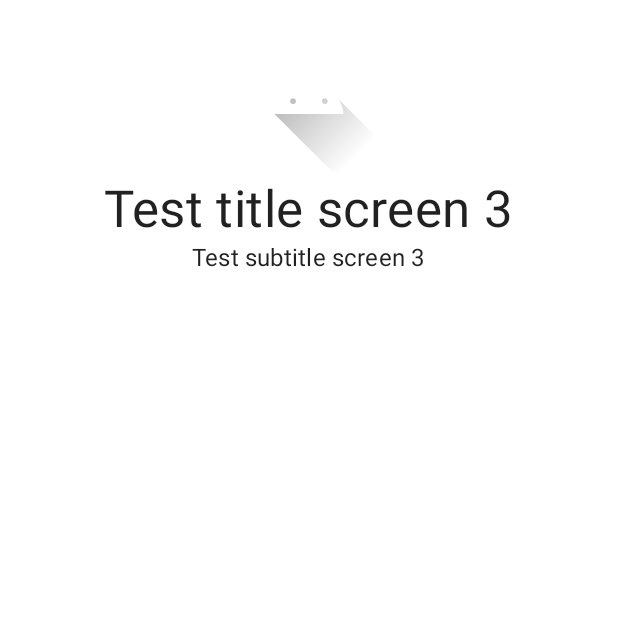
After one commit to Damercy/ComposeMeUp, an Android app built with Jetpack Compose: the composable Onboarding called with empty values, on a phone screen of 412 x 824 dp, the top half of it. The commit adds this screen. Run offline under Robolectric (Android 15) with nearby library versions, the phone set to English and light mode, and no system bars.

Commit message:
Add onboarding ui & model

```diff
--- a/app/src/main/java/dev/dayaonweb/composemeup/MainActivity.kt
+++ b/app/src/main/java/dev/dayaonweb/composemeup/MainActivity.kt
@@ -43,7 +43,7 @@ fun MyApp() {
         HomeScreen()
     else
         LoginScreen {
-            shouldShowHomeScreen = false
+            shouldShowHomeScreen = true
         }
 }
 
--- /dev/null
+++ b/app/src/main/java/dev/dayaonweb/composemeup/ui/models/Screen.kt
@@ -0,0 +1,7 @@
+package dev.dayaonweb.composemeup.ui.models
+
+data class Screen(
+    val image: Int,
+    val title: String,
+    val subtitle: String
+)
--- /dev/null
+++ b/app/src/main/java/dev/dayaonweb/composemeup/ui/screens/Onboarding.kt
@@ -0,0 +1,67 @@
+package dev.dayaonweb.composemeup.ui.screens
+
+import androidx.compose.foundation.Image
+import androidx.compose.foundation.background
+import androidx.compose.foundation.layout.*
+import androidx.compose.material.MaterialTheme
+import androidx.compose.material.Text
+import androidx.compose.runtime.Composable
+import androidx.compose.ui.Alignment
+import androidx.compose.ui.Modifier
+import androidx.compose.ui.graphics.Color
+import androidx.compose.ui.res.painterResource
+import androidx.compose.ui.tooling.preview.Preview
+import androidx.compose.ui.unit.dp
+import dev.dayaonweb.composemeup.R
+import dev.dayaonweb.composemeup.ui.models.Screen
+
+@Composable
+fun Onboarding(
+    screens: List<Screen>
+) {
+    val testScreens = listOf(
+        Screen(
+            image = R.drawable.ic_launcher_foreground,
+            title = "Test title screen 1",
+            subtitle = "Test subtitle screen 1"
+        ),
+        Screen(
+            image = R.drawable.ic_launcher_foreground,
+            title = "Test title screen 2",
+            subtitle = "Test subtitle screen 2"
+        ),
+        Screen(
+            image = R.drawable.ic_launcher_foreground,
+            title = "Test title screen 3",
+            subtitle = "Test subtitle screen 3"
+        )
+    )
+    testScreens.forEach { screen ->
+        OnboardScreenCard(screen = screen)
+    }
+}
+
+@Preview
+@Composable
+fun OnboardScreenCard(
+    screen: Screen = Screen(
+        image = R.drawable.ic_launcher_foreground,
+        title = "Test title screen",
+        subtitle = "Test subtitle screen"
+    )
+) {
+    Column(
+        modifier = Modifier
+            .background(color = Color.White)
+            .fillMaxWidth()
+            .padding(horizontal = 24.dp, vertical = 12.dp),
+        horizontalAlignment = Alignment.CenterHorizontally
+    ) {
+        Image(
+            painter = painterResource(id = screen.image),
+            contentDescription = "image description",
+        )
+        Text(text = screen.title, style = MaterialTheme.typography.h4)
+        Text(text = screen.subtitle, style = MaterialTheme.typography.subtitle1)
+    }
+}
```
